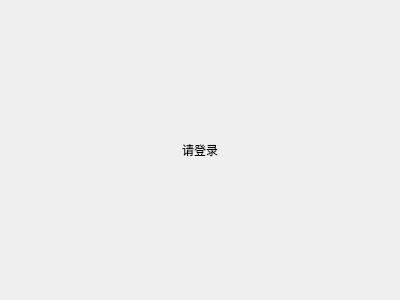
The window that createtab/programwork.ui (wangxu989/QTcheck-worker) describes before a commit, drawn with Qt 5.
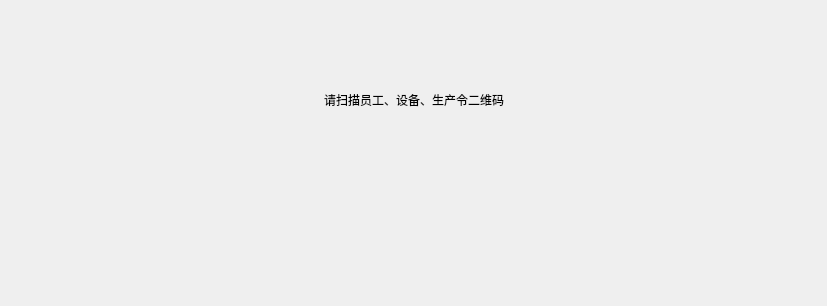
The same window after the commit. Icons and pictures are not drawn.

Patch:
```diff
--- a/createtab/programwork.ui
+++ b/createtab/programwork.ui
@@ -6,14 +6,14 @@
    <rect>
     <x>0</x>
     <y>0</y>
-    <width>400</width>
-    <height>300</height>
+    <width>827</width>
+    <height>306</height>
    </rect>
   </property>
   <property name="windowTitle">
    <string>Form</string>
   </property>
-  <layout class="QHBoxLayout" name="horizontalLayout_2">
+  <layout class="QVBoxLayout" name="verticalLayout">
    <item>
     <layout class="QHBoxLayout" name="horizontalLayout">
      <item>
@@ -35,7 +35,7 @@
         <string notr="true">font: 40pt &quot;Ubuntu&quot;;</string>
        </property>
        <property name="text">
-        <string>请登录</string>
+        <string>请扫描员工、设备、生产令二维码</string>
        </property>
       </widget>
      </item>
@@ -54,6 +54,58 @@
      </item>
     </layout>
    </item>
+   <item>
+    <layout class="QHBoxLayout" name="horizontalLayout_2">
+     <item>
+      <spacer name="horizontalSpacer_3">
+       <property name="orientation">
+        <enum>Qt::Horizontal</enum>
+       </property>
+       <property name="sizeHint" stdset="0">
+        <size>
+         <width>40</width>
+         <height>20</height>
+        </size>
+       </property>
+      </spacer>
+     </item>
+     <item>
+      <widget class="QPushButton" name="pushButton">
+       <property name="minimumSize">
+        <size>
+         <width>100</width>
+         <height>100</height>
+        </size>
+       </property>
+       <property name="text">
+        <string/>
+       </property>
+       <property name="icon">
+        <iconset resource="img.qrc">
+         <normaloff>:/new/prefix1/img/return3.png</normaloff>:/new/prefix1/img/return3.png</iconset>
+       </property>
+       <property name="iconSize">
+        <size>
+         <width>60</width>
+         <height>60</height>
+        </size>
+       </property>
+       <property name="checkable">
+        <bool>false</bool>
+       </property>
+       <property name="autoRepeat">
+        <bool>false</bool>
+       </property>
+       <property name="autoExclusive">
+        <bool>false</bool>
+       </property>
+       <property name="flat">
+        <bool>true</bool>
+       </property>
+      </widget>
+     </item>
+    </layout>
+   </item>
   </layout>
  </widget>
  <resources/>
```
Left out of the diff: 6 changed lines with no effect on the pictures.
